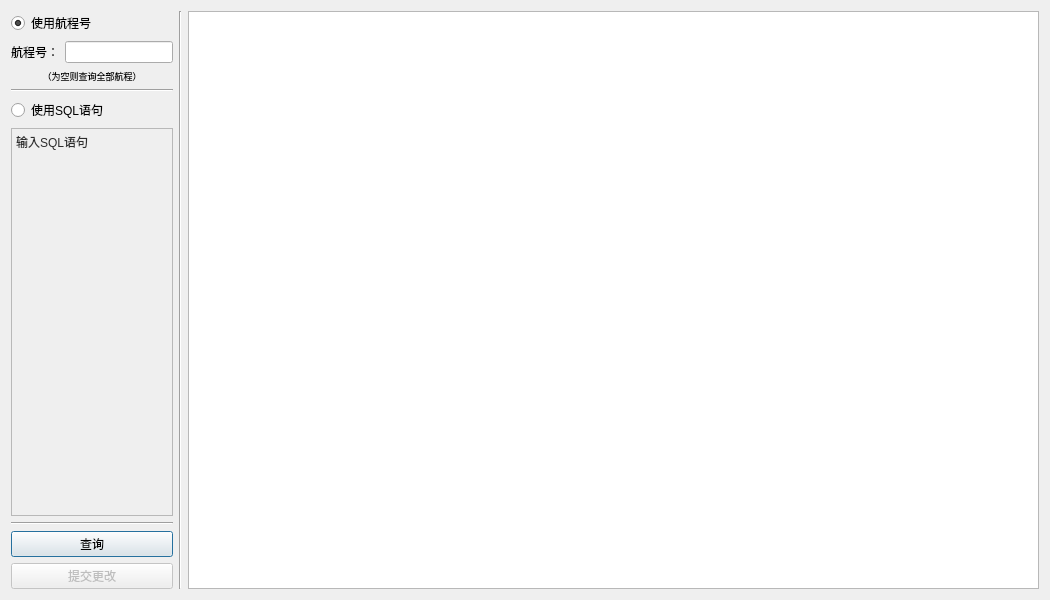
Above: change_flight.ui from Russell-A/database-course-design before the change. Below: the same form after it.
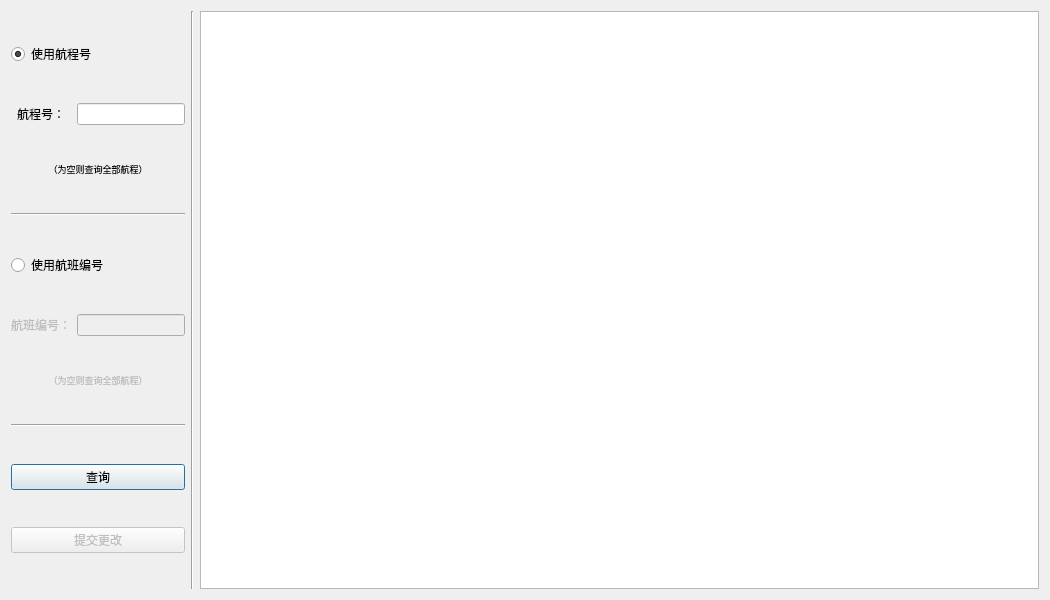
That is the form after the change. Icons and pictures are not drawn.

Commit message: change_flight功能修改

What changed in the file:
```diff
--- a/change_flight.ui
+++ b/change_flight.ui
@@ -21,7 +21,7 @@
    <item>
     <layout class="QHBoxLayout" name="horizontalLayout_2">
      <item>
-      <layout class="QVBoxLayout" name="verticalLayout" stretch="0,0,0,0,0,0,0,0,0">
+      <layout class="QVBoxLayout" name="verticalLayout" stretch="0,0,0,0,0,0,0,0,0,0">
        <property name="sizeConstraint">
         <enum>QLayout::SetMaximumSize</enum>
        </property>
@@ -105,27 +105,58 @@
        <item>
         <widget class="QRadioButton" name="radioButton_sql">
          <property name="text">
-          <string>使用SQL语句</string>
+          <string>使用航班编号</string>
          </property>
         </widget>
        </item>
        <item>
-        <widget class="QTextEdit" name="textEdit_sql">
+        <layout class="QHBoxLayout" name="horizontalLayout_4">
+         <item>
+          <widget class="QLabel" name="label_flight_no_2">
+           <property name="enabled">
+            <bool>false</bool>
+           </property>
+           <property name="text">
+            <string>航班编号：</string>
+           </property>
+          </widget>
+         </item>
+         <item>
+          <widget class="QLineEdit" name="lineEdit_flight_no_2">
+           <property name="enabled">
+            <bool>false</bool>
+           </property>
+           <property name="sizePolicy">
+            <sizepolicy hsizetype="Minimum" vsizetype="Fixed">
+             <horstretch>0</horstretch>
+             <verstretch>0</verstretch>
+            </sizepolicy>
+           </property>
+          </widget>
+         </item>
+        </layout>
+       </item>
+       <item>
+        <widget class="QLabel" name="label">
          <property name="enabled">
           <bool>false</bool>
          </property>
          <property name="sizePolicy">
-          <sizepolicy hsizetype="Ignored" vsizetype="Ignored">
-           <horstretch>1</horstretch>
+          <sizepolicy hsizetype="Ignored" vsizetype="Fixed">
+           <horstretch>0</horstretch>
            <verstretch>0</verstretch>
           </sizepolicy>
          </property>
-         <property name="html">
-          <string>&lt;!DOCTYPE HTML PUBLIC &quot;-//W3C//DTD HTML 4.0//EN&quot; &quot;http://www.w3.org/TR/REC-html40/strict.dtd&quot;&gt;
-&lt;html&gt;&lt;head&gt;&lt;meta name=&quot;qrichtext&quot; content=&quot;1&quot; /&gt;&lt;style type=&quot;text/css&quot;&gt;
-p, li { white-space: pre-wrap; }
-&lt;/style&gt;&lt;/head&gt;&lt;body style=&quot; font-family:'SimSun'; font-size:9pt; font-weight:400; font-style:normal;&quot;&gt;
-&lt;p style=&quot; margin-top:0px; margin-bottom:0px; margin-left:0px; margin-right:0px; -qt-block-indent:0; text-indent:0px;&quot;&gt;&lt;span style=&quot; color:#2d2d2d;&quot;&gt;输入SQL语句&lt;/span&gt;&lt;/p&gt;&lt;/body&gt;&lt;/html&gt;</string>
+         <property name="font">
+          <font>
+           <pointsize>7</pointsize>
+          </font>
+         </property>
+         <property name="text">
+          <string>（为空则查询全部航程）</string>
+         </property>
+         <property name="alignment">
+          <set>Qt::AlignCenter</set>
          </property>
         </widget>
        </item>
```
Left out of the diff: 4 changed lines with no effect on the pictures. The commit also changes 3 other files.
